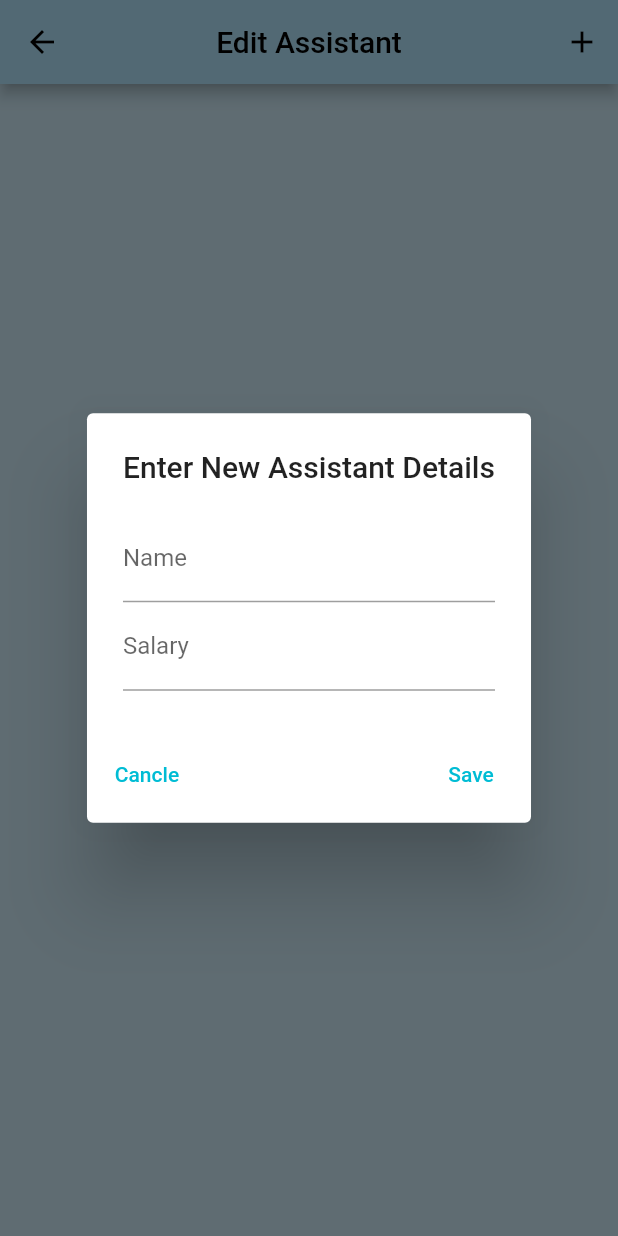
After one commit to eizikr/MyDentist, a Flutter app: the EditAssistentPage screen opened directly, after a tap on the "add" icon, on a phone screen of 412 x 824 dp. The commit adds this screen. Run offline on Flutter 3.47's test engine with Material 2 defaults, Android fonts, the phone set to English and light mode, and no system bars; our stand-ins replace cloud_firestore, date_field, firebase_auth, firebase_core, fluttertoast, google_fonts; missing offline and left inert: age_calculator, side_navigation; accounts and stored records are empty.

Commit message:
Age calculation, Assistents, Date fix, Treatment-type details, Treatment module

```diff
--- /dev/null
+++ b/lib/apps/settings_pages/edit_assistants.dart
@@ -0,0 +1,160 @@
+import 'package:cloud_firestore/cloud_firestore.dart';
+import 'package:flutter/material.dart';
+import 'package:flutter/services.dart';
+import 'package:my_dentist/modules/assistant.dart';
+import 'package:my_dentist/our_widgets/our_widgets.dart';
+
+class EditAssistentPage extends StatefulWidget {
+  const EditAssistentPage({super.key});
+
+  @override
+  State<EditAssistentPage> createState() => _EditAssistentPageState();
+}
+
+class _EditAssistentPageState extends State<EditAssistentPage> {
+  final nameController = TextEditingController();
+  final salaryController = TextEditingController();
+
+  @override
+  Widget build(BuildContext context) {
+    Stream<List<Assistant>> readAssistants() => FirebaseFirestore.instance
+        .collection('Assistants')
+        .snapshots()
+        .map((snapshot) => snapshot.docs
+            .map((doc) => Assistant.fromJson(doc.data()))
+            .toList());
+
+    Widget buildAssistent(Assistant assistentInstance) => ListTile(
+          leading: IconButton(
+            onPressed: () async {
+              nameController.text = assistentInstance.name;
+              await addAssistantDialog(context,
+                  title: "Edit '${assistentInstance.name}' Salary",
+                  isEdit: true);
+              nameController.clear();
+            },
+            icon: const Icon(Icons.edit),
+          ),
+          title: Text(
+            "${assistentInstance.name}  -  ${assistentInstance.salary} ₪ \n",
+            style: const TextStyle(color: Colors.black),
+          ),
+        );
+
+    return Scaffold(
+      appBar: AppBar(
+        title: const Text(
+          'Edit Assistant',
+        ),
+        centerTitle: true,
+        backgroundColor: Colors.lightBlue[100],
+        actions: [
+          IconButton(
+            icon: const Icon(Icons.add),
+            onPressed: (() async {
+              await addAssistantDialog(context,
+                  title: 'Enter New Assistant Details');
+            }),
+            tooltip: 'Add Assistant',
+          ),
+        ],
+      ),
+      body: Container(
+        alignment: Alignment.center,
+        padding: const EdgeInsets.all(25),
+        child: StreamBuilder<List<Assistant>>(
+          stream: readAssistants(),
+          builder: (context, snapshot) {
+            if (snapshot.hasError) {
+              return Text('somthing went wrong ${snapshot.error}');
+            } else if (snapshot.hasData) {
+              final assistents = snapshot.data!;
+              return ListView.separated(
+                itemBuilder: (BuildContext context, int index) {
+                  return buildAssistent(assistents[index]);
+                },
+                itemCount: assistents.length,
+                separatorBuilder: (BuildContext context, int index) =>
+                    const Divider(),
+                addAutomaticKeepAlives: true,
+              );
+            } else {
+              return const LoadingPage(loadingText: "Loading assistants...");
+            }
+          },
+        ),
+      ),
+    );
+  }
+
+  Future<void> addAssistantDialog(context,
+          {bool isEdit = false, required String title}) =>
+      showDialog<void>(
+        context: context,
+        builder: (context) => AlertDialog(
+          title: Text(title),
+          content: SingleChildScrollView(
+            child: Column(
+              children: [
+                TextField(
+                  readOnly: isEdit ? true : false,
+                  decoration: const InputDecoration(labelText: 'Name'),
+                  controller: nameController,
+                ),
+                TextField(
+                  decoration: const InputDecoration(labelText: 'Salary'),
+                  controller: salaryController,
+                  inputFormatters: [
+                    FilteringTextInputFormatter.digitsOnly,
+                  ],
+                ),
+              ],
+            ),
+          ),
+          actions: [
+            Row(
+              mainAxisAlignment: MainAxisAlignment.spaceBetween,
+              children: [
+                TextButton(
+                  child: const Text('Cancle'),
+                  onPressed: () => Navigator.of(context).pop(),
+                ),
+                isEdit
+                    ? TextButton(
+                        child: const Text('delete'),
+                        onPressed: () => {
+                          deleteAssistant(nameController.text),
+                          Navigator.of(context).pop()
+                        },
+                      )
+                    : Container(),
+                TextButton(
+                  onPressed: () async => submitNewAssistant(context),
+                  child: const Text('Save'),
+                ),
+              ],
+            )
+          ],
+        ),
+      );
+
+  void submitNewAssistant(BuildContext context) {
+    bool isEntyFields = false;
+    if (nameController.text.isEmpty) {
+      errorToast('Please enter name');
+    } else if (salaryController.text.isEmpty) {
+      errorToast('Please enter salary');
+    } else {
+      createAssistant(
+        nameController.text,
+        double.parse(salaryController.text),
+      );
+      isEntyFields = true;
+    }
+    if (isEntyFields) {
+      nameController.clear();
+      salaryController.clear();
+      Navigator.of(context).pop();
+    }
+  }
+}
--- /dev/null
+++ b/lib/modules/assistant.dart
@@ -0,0 +1,73 @@
+import 'package:cloud_firestore/cloud_firestore.dart';
+import 'package:my_dentist/our_widgets/our_widgets.dart';
+
+class Assistant {
+  late final String name;
+  late final double salary;
+
+  Assistant({
+    required this.name,
+    required this.salary,
+  });
+
+  Map<String, dynamic> toJson() => {
+        'name': name,
+        'salary': salary,
+      };
+
+  static Assistant fromJson(Map<String, dynamic> json) => Assistant(
+        name: json['name'],
+        salary: json['salary'],
+      );
+
+  static Future<List<Assistant>> readAssistants() async {
+    List<Assistant> list = [];
+    CollectionReference colRef =
+        FirebaseFirestore.instance.collection("Assistants");
+
+    colRef.get().then(
+      (QuerySnapshot snapshot) {
+        for (var docSnapshot in snapshot.docs) {
+          Map<String, dynamic> data =
+              docSnapshot.data() as Map<String, dynamic>;
+          list.add(Assistant(name: data["name"], salary: data["salary"]));
+        }
+      },
+    );
+    return list;
+  }
+}
+
+Future createAssistant(String name, double salary) async {
+  Assistant instance = Assistant(name: name, salary: salary);
+  final assistentDocuments =
+      FirebaseFirestore.instance.collection('Assistants');
+
+  var query = assistentDocuments.where('name', isEqualTo: name);
+
+  query.get().then(
+    (snapshot) {
+      if (snapshot.docs.isNotEmpty) {
+        snapshot.docs[0].reference.update(instance.toJson());
+      } else {
+        assistentDocuments.add(instance.toJson());
+      }
+    },
+  );
+}
+
+Future deleteAssistant(String name) async {
+  final assistentDocuments =
+      FirebaseFirestore.instance.collection('Assistants');
+  var query = assistentDocuments.where('name', isEqualTo: name);
+
+  query.get().then(
+    (snapshot) {
+      if (snapshot.docs.isNotEmpty) {
+        snapshot.docs[0].reference.delete();
+      } else {
+        errorToast('ID not found');
+      }
+    },
+  );
+}
--- a/lib/modules/patient.dart
+++ b/lib/modules/patient.dart
@@ -13,6 +13,7 @@ class Patient {
   final String countryBirth;
   final String profession;
   final String dateOfBirth;
+  final String age;
 
   final String homePhone;
   final String email1;
@@ -39,6 +40,7 @@ class Patient {
     this.countryBirth = 'undefined',
     this.profession = 'undefined',
     this.dateOfBirth = 'undefined',
+    this.age = 'undefined',
     this.homePhone = 'undefined',
     this.email1 = 'undefined',
     this.email2 = 'undefined',
@@ -64,6 +66,7 @@ class Patient {
         'countryBirth': countryBirth,
         'profession': profession,
         'date_of_birth': dateOfBirth,
+        'age': age,
         'home_phone': homePhone,
         'email1': email1,
         'email2': email2,
@@ -88,6 +91,7 @@ class Patient {
       countryBirth: json['countryBirth'],
       profession: json['profession'],
       dateOfBirth: json['date_of_birth'],
+      age: json['age'],
       homePhone: json['home_phone'],
       email1: json['email1'],
       email2: json['email2'],
--- a/pubspec.yaml
+++ b/pubspec.yaml
@@ -43,9 +43,12 @@ dependencies:
   side_navigation: ^1.0.4
   fluttertoast: ^8.1.1
   google_fonts: ^3.0.1
+  age_calculator: ^1.0.0
+
   # firebase_core_platform_interface: ^4.5.1
   cloud_firestore: ^4.2.0
   firebase_database: ^10.0.7
+
 
 dev_dependencies:
   flutter_test:
```
Also changed, not shown: lib/apps/home/home_page.dart (+22 -6 lines), lib/apps/patient/pages/add_patient.dart (+35 -43 lines), lib/apps/patient/patient_show/private_info.dart (+6 -1 lines), lib/apps/settings_pages/edit_treatment_types.dart (renamed from lib/apps/treatments/treatment_types.dart, +19 -9 lines), lib/modules/treatments.dart (+113 -12 lines), pubspec.lock.
